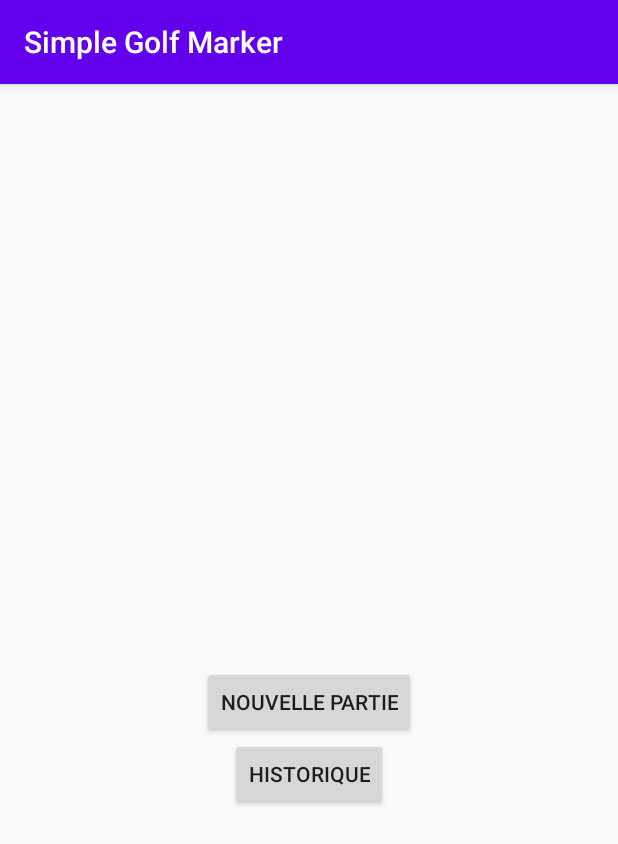
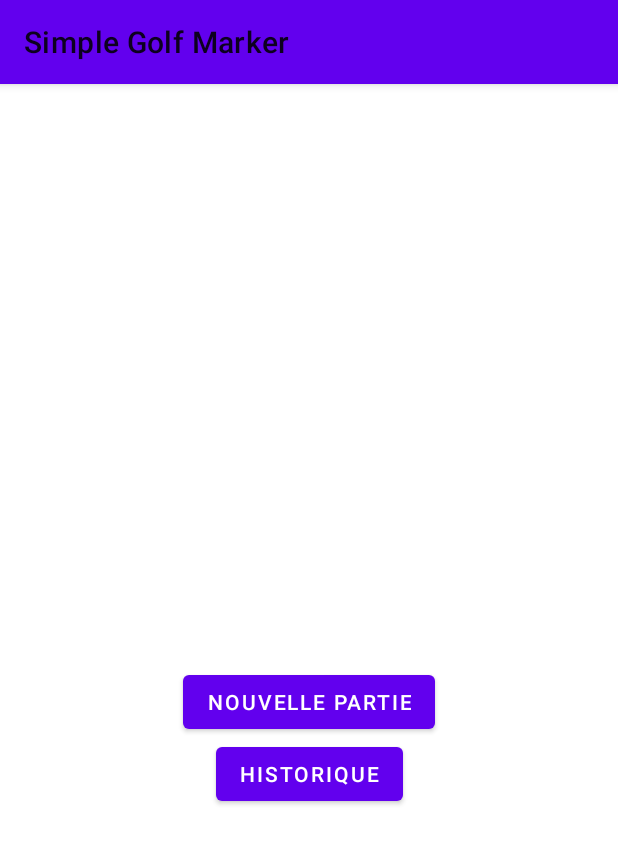
Before and after one commit to dreamertino/simple-golf-score-marker, an Android app: the screen it shows after launch (MainActivity), on a phone screen of 412 x 824 dp. Shown: the top 844 px of the screen. Run offline under Robolectric (Android 15) with nearby library versions, the phone set to English and light mode, and no system bars; our stand-ins replace Room's generated code.

Commit message:
Material design

```diff
--- a/app/src/main/res/values/styles.xml
+++ b/app/src/main/res/values/styles.xml
@@ -1,11 +1,8 @@
 <resources>
 
     <!-- Base application theme. -->
-    <style name="AppTheme" parent="Theme.AppCompat.Light.DarkActionBar">
+    <style name="AppTheme" parent="Theme.MaterialComponents.DayNight">
         <!-- Customize your theme here. -->
-        <item name="colorPrimary">@color/colorPrimary</item>
-        <item name="colorPrimaryDark">@color/colorPrimaryDark</item>
-        <item name="colorAccent">@color/colorAccent</item>
     </style>
 
 </resources>
```
